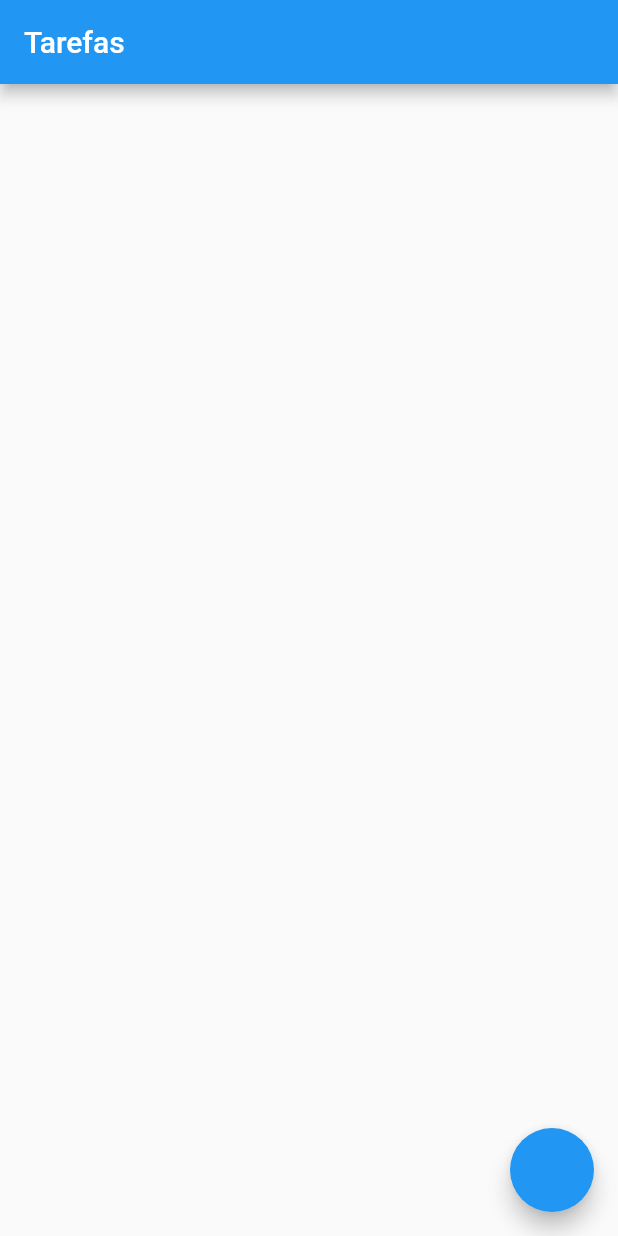
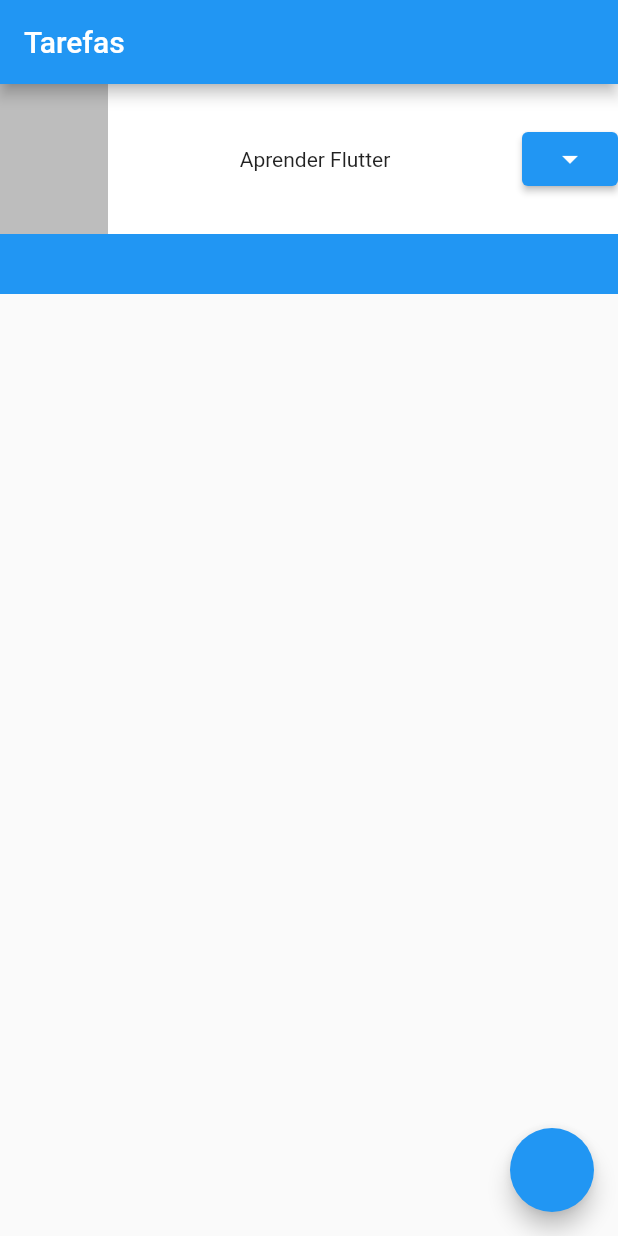
Before and after one commit to vinifoga/alura_challenge, a Flutter app: the screen it shows after launch, on a phone screen of 412 x 824 dp. Run offline on Flutter 3.47's test engine with Material 2 defaults, Android fonts, the phone set to English and light mode, and no system bars.

Commit message:
layout implementation

```diff
--- a/our_first_project/lib/meeting_scaffold.dart
+++ b/our_first_project/lib/meeting_scaffold.dart
@@ -9,7 +9,33 @@ class MeetingScaffold extends StatelessWidget {
       appBar: AppBar(
         title: const Text('Tarefas'),
       ),
-      body: Container(),
+      body: Container(
+        child: Stack(
+          children: [
+            Container(
+              color: Colors.blue,
+              height: 140,
+            ),
+            Container(
+              color: Colors.white,
+              height: 100,
+              child: Row(
+                  mainAxisAlignment: MainAxisAlignment.spaceBetween,
+                  children: [
+                    Container(
+                      color: Colors.black26,
+                      width: 72,
+                      height: 100,
+                    ),
+                    const Text('Aprender Flutter'),
+                    ElevatedButton(
+                        onPressed: () {},
+                        child: const Icon(Icons.arrow_drop_down))
+                  ]),
+            ),
+          ],
+        ),
+      ),
       floatingActionButton: FloatingActionButton(onPressed: () {}),
     );
   }
```
